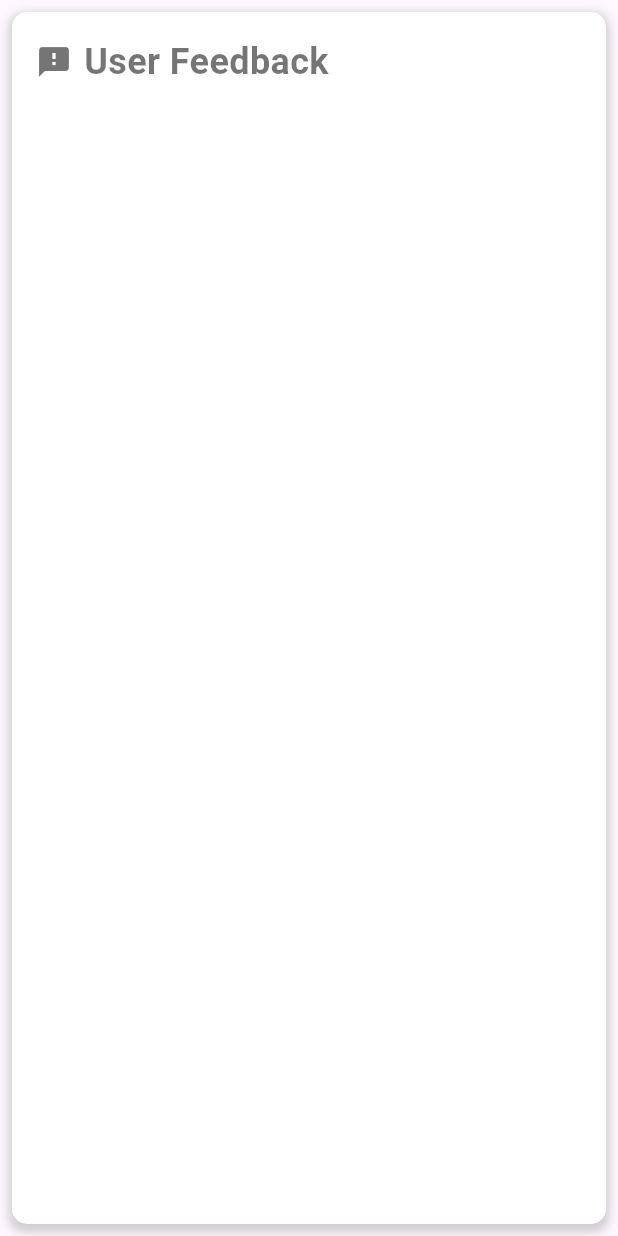
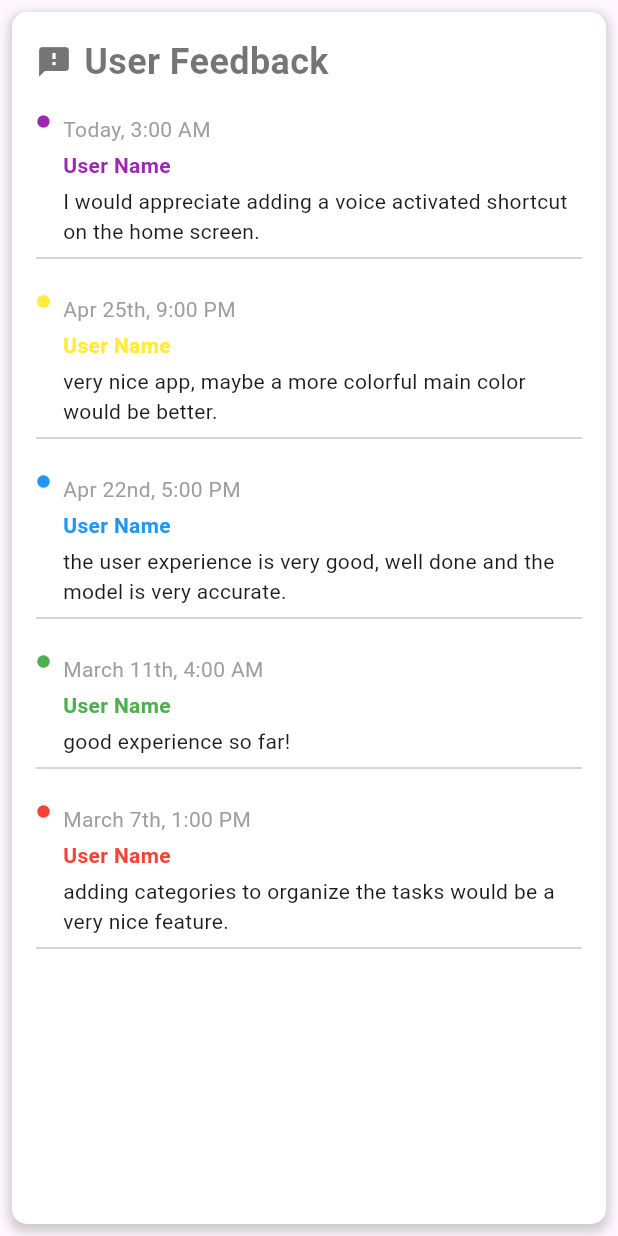
Before and after one commit to MhaamadAli/Cue-App, a Flutter app: the UserFeedbackSection widget shown alone on an empty page, opened directly, on a phone screen of 412 x 824 dp. Run offline on Flutter 3.47's test engine with Material 3 defaults, Android fonts, the phone set to English and light mode, and no system bars; our stand-ins replace flutter_map, flutter_secure_storage, flutter_svg, geolocator, google_fonts, latlong2 and 1 more; accounts and stored records are empty.

Commit message:
frontend: added feedback items and final touches

```diff
--- a/cue_dashboard/lib/screens/dashboard/widgets/user_feedback_section.dart
+++ b/cue_dashboard/lib/screens/dashboard/widgets/user_feedback_section.dart
@@ -1,4 +1,5 @@
 import 'package:flutter/material.dart';
+import 'feedback_item.dart';
 
 class UserFeedbackSection extends StatelessWidget {
   @override
@@ -18,10 +19,10 @@ class UserFeedbackSection extends StatelessWidget {
       ),
       padding: const EdgeInsets.all(16.0),
       margin: const EdgeInsets.all(8.0),
-      child: const Column(
+      child: Column(
         crossAxisAlignment: CrossAxisAlignment.start,
         children: <Widget>[
-          Row(
+          const Row(
             children: [
               Icon(Icons.feedback, color: Colors.black54),
               SizedBox(width: 8.0),
@@ -35,6 +36,41 @@ class UserFeedbackSection extends StatelessWidget {
               ),
             ],
           ),
+          const SizedBox(height: 10),
+          FeedbackItem(
+            date: 'Today, 3:00 AM',
+            userName: 'User Name',
+            feedback:
+                'I would appreciate adding a voice activated shortcut on the home screen.',
+            indicatorColor: Colors.purple,
+          ),
+          FeedbackItem(
+            date: 'Apr 25th, 9:00 PM',
+            userName: 'User Name',
+            feedback:
+                'very nice app, maybe a more colorful main color would be better.',
+            indicatorColor: Colors.yellow,
+          ),
+          FeedbackItem(
+            date: 'Apr 22nd, 5:00 PM',
+            userName: 'User Name',
+            feedback:
+                'the user experience is very good, well done and the model is very accurate.',
+            indicatorColor: Colors.blue,
+          ),
+          FeedbackItem(
+            date: 'March 11th, 4:00 AM',
+            userName: 'User Name',
+            feedback: 'good experience so far!',
+            indicatorColor: Colors.green,
+          ),
+          FeedbackItem(
+            date: 'March 7th, 1:00 PM',
+            userName: 'User Name',
+            feedback:
+                'adding categories to organize the tasks would be a very nice feature.',
+            indicatorColor: Colors.red,
+          ),
         ],
       ),
     );
```
